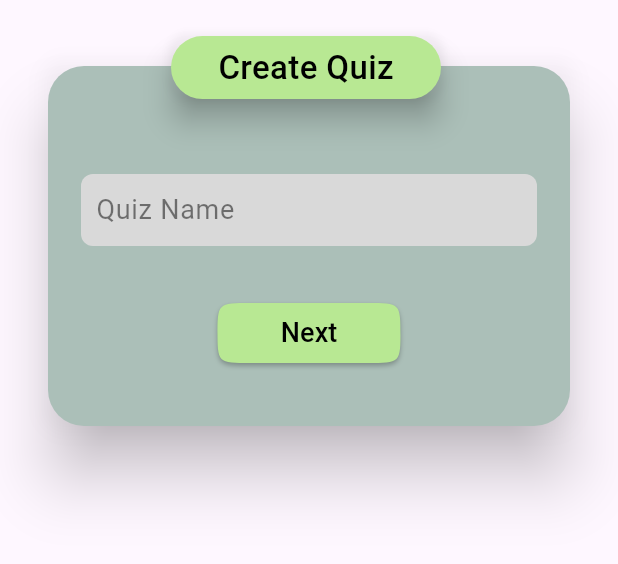
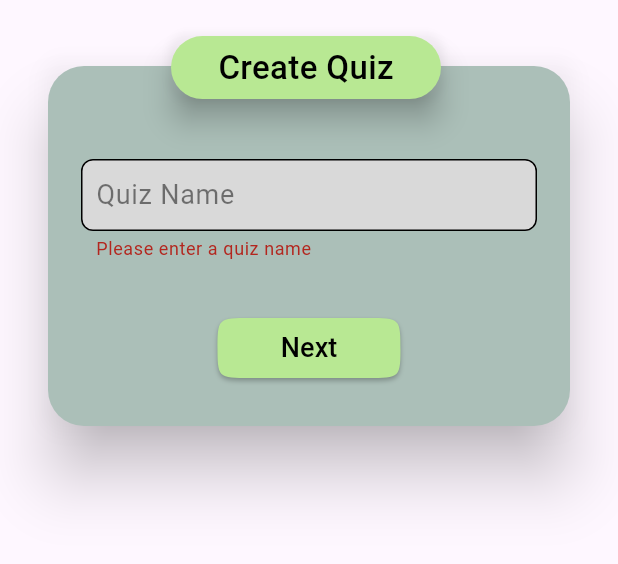
Before and after one commit to AdhamElagaty/sample_quiz_app_ui, a Flutter app: the EnterQuizNameViewBody widget shown alone on an empty page, opened directly, after a tap on "Next", on a phone screen of 412 x 824 dp, the part 389-953 px from its top. Run offline on Flutter 3.47's test engine with Material 3 defaults, Android fonts, the phone set to English and light mode, and no system bars; our stand-ins replace flutter_bloc, hive, hive_flutter; accounts and stored records are empty.

Commit message:
Update on EnterQuizNameViewBody by adding BlocBuilder to it

```diff
--- a/lib/views/widgets/enter_quiz_name_view_body.dart
+++ b/lib/views/widgets/enter_quiz_name_view_body.dart
@@ -1,4 +1,7 @@
 import 'package:flutter/material.dart';
+import 'package:flutter_bloc/flutter_bloc.dart';
+import 'package:sample_quiz_app_ui/views/cubits/add_quiz_cubit/add_quiz_cubit.dart';
+import 'package:sample_quiz_app_ui/views/cubits/add_quiz_cubit/add_quiz_state.dart';
 import 'package:sample_quiz_app_ui/views/widgets/custom_dialog_box_widget.dart';
 import 'package:sample_quiz_app_ui/views/widgets/custom_text_form_field_widget.dart';
 
@@ -26,14 +29,26 @@ class EnterQuizNameViewBody extends StatelessWidget {
           title: "Create Quiz",
           content: Padding(
             padding: const EdgeInsets.all(22.0),
-            child: CustomTextFormFieldWidget(
-              hintText: "write quiz name here",
-              labelText: "Quiz Name",
-              controller: TextEditingController(),
+            child: BlocBuilder<AddQuizCubit, AddQuizState>(
+              builder: (context, state) {
+                return Form(
+                  key: BlocProvider.of<AddQuizCubit>(context).formKeyQuizName,
+                  autovalidateMode: BlocProvider.of<AddQuizCubit>(context)
+                      .autovalidateModeQuizName,
+                  child: CustomTextFormFieldWidget(
+                    hintText: "write quiz name here",
+                    labelText: "Quiz Name",
+                    controller: BlocProvider.of<AddQuizCubit>(context)
+                        .quizNameController,
+                    validator: BlocProvider.of<AddQuizCubit>(context)
+                        .validateQuizNameText,
+                  ),
+                );
+              },
             ),
           ),
           textButton: "Next",
-          onPressed: () {},
+          onPressed: BlocProvider.of<AddQuizCubit>(context).addQuizName,
         )),
       ],
     );
```
